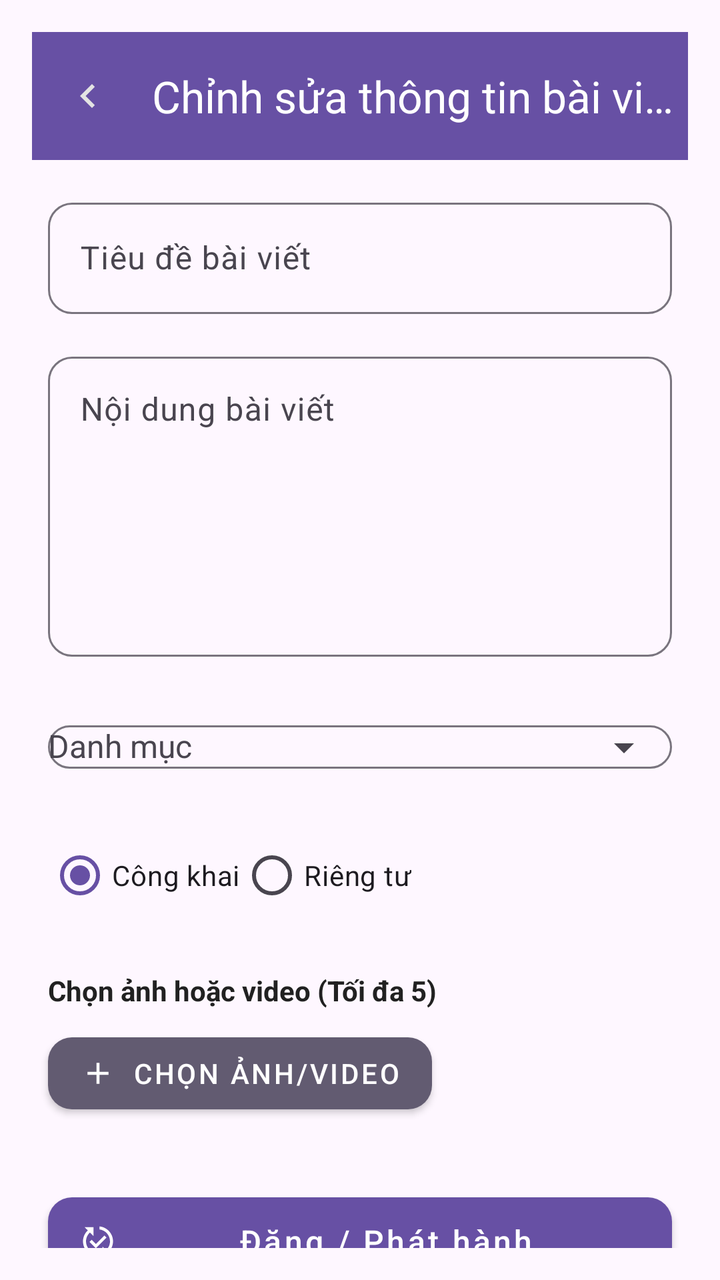
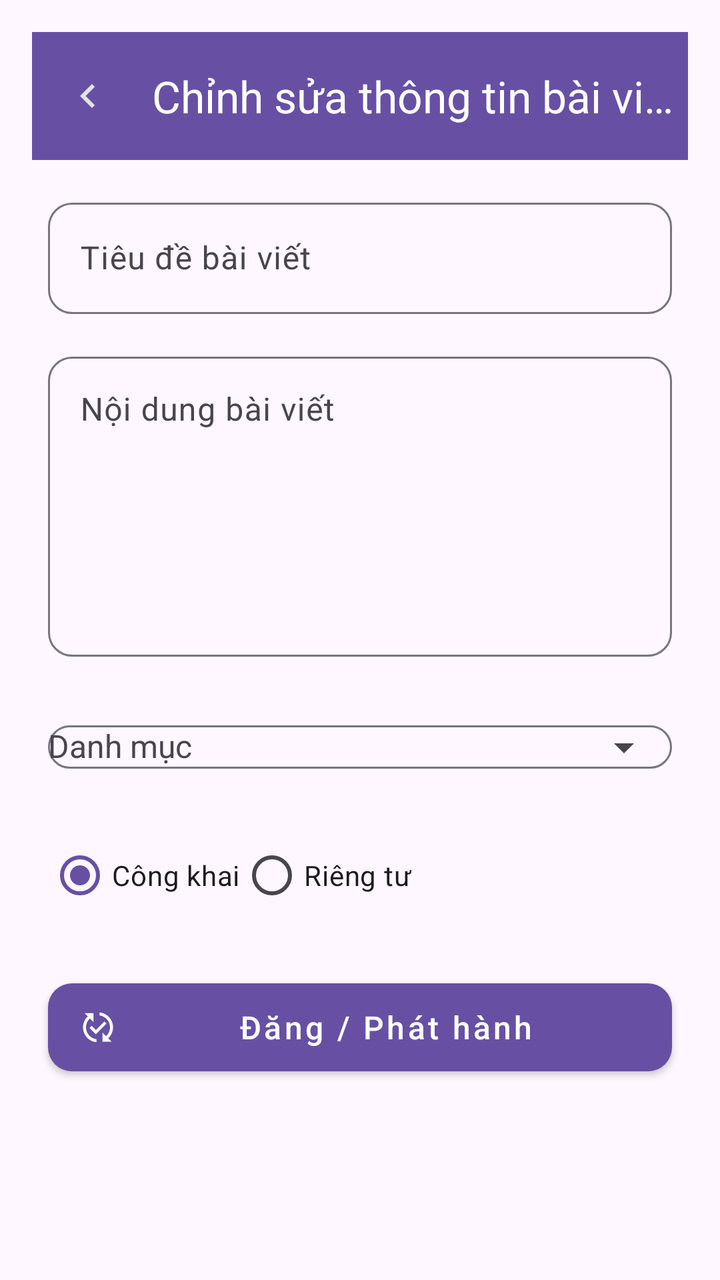

The first picture is an Android layout as it rendered before a commit; the second is the same layout after the commit. The layout source and the unified diff follow.
<!-- AndroidManifest.xml: application theme Theme.Lifetipsui -->
<!-- res/layout/activity_edit_post.xml -->
<?xml version="1.0" encoding="utf-8"?>
<androidx.core.widget.NestedScrollView xmlns:android="http://schemas.android.com/apk/res/android"
    xmlns:app="http://schemas.android.com/apk/res-auto"
    xmlns:tools="http://schemas.android.com/tools"
    android:layout_width="match_parent"
    android:layout_height="match_parent"
    android:background="?attr/colorSurface"
    android:fillViewport="true"
    android:padding="16dp"
    tools:context=".controller_ui.EditPostActivity">

    <androidx.constraintlayout.widget.ConstraintLayout
        android:layout_width="match_parent"
        android:layout_height="wrap_content">

        
        <com.google.android.material.appbar.MaterialToolbar
            android:id="@+id/topAppBar"
            android:layout_width="0dp"
            android:layout_height="?attr/actionBarSize"
            android:background="?attr/colorPrimary"
            app:title="Chỉnh sửa thông tin bài viết"
            app:titleTextColor="?attr/colorOnPrimary"
            app:navigationIcon="@drawable/ic_chevron_left"
            app:navigationContentDescription="Quay lại"
            app:elevation="4dp"
            app:layout_constraintTop_toTopOf="parent"
            app:layout_constraintStart_toStartOf="parent"
            app:layout_constraintEnd_toEndOf="parent" />

        
        <com.google.android.material.textfield.TextInputLayout
            android:id="@+id/titleInputLayout"
            android:layout_width="0dp"
            android:layout_height="wrap_content"
            android:layout_marginTop="16dp"
            android:layout_marginHorizontal="8dp"
            android:hint="Tiêu đề bài viết"
            app:boxBackgroundMode="outline"
            app:boxCornerRadiusTopStart="12dp"
            app:boxCornerRadiusTopEnd="12dp"
            app:boxCornerRadiusBottomStart="12dp"
            app:boxCornerRadiusBottomEnd="12dp"
            app:layout_constraintTop_toBottomOf="@id/topAppBar"
            app:layout_constraintStart_toStartOf="parent"
            app:layout_constraintEnd_toEndOf="parent">

            <com.google.android.material.textfield.TextInputEditText
                android:id="@+id/editTitle"
                android:layout_width="match_parent"
                android:layout_height="wrap_content"
                android:textColor="#212121"
                android:textSize="16sp"
                android:inputType="textCapSentences"
                android:contentDescription="Nhập tiêu đề bài viết" />
        </com.google.android.material.textfield.TextInputLayout>

        
        <com.google.android.material.textfield.TextInputLayout
            android:id="@+id/contentInputLayout"
            android:layout_width="0dp"
            android:layout_height="wrap_content"
            android:layout_marginTop="16dp"
            android:layout_marginHorizontal="8dp"
            android:hint="Nội dung bài viết"
            app:boxBackgroundMode="outline"
            app:boxCornerRadiusTopStart="12dp"
            app:boxCornerRadiusTopEnd="12dp"
            app:boxCornerRadiusBottomStart="12dp"
            app:boxCornerRadiusBottomEnd="12dp"
            app:layout_constraintTop_toBottomOf="@id/titleInputLayout"
            app:layout_constraintStart_toStartOf="parent"
            app:layout_constraintEnd_toEndOf="parent">

            <com.google.android.material.textfield.TextInputEditText
                android:id="@+id/editContent"
                android:layout_width="match_parent"
                android:layout_height="150dp"
                android:minLines="6"
                android:gravity="top"
                android:textColor="#212121"
                android:textSize="16sp"
                android:inputType="textMultiLine|textCapSentences"
                android:contentDescription="Nhập nội dung bài viết" />
        </com.google.android.material.textfield.TextInputLayout>

        
        <com.google.android.material.textfield.TextInputLayout
            android:id="@+id/categoryInputLayout"
            android:layout_width="0dp"
            android:layout_height="wrap_content"
            android:layout_marginTop="16dp"
            android:layout_marginHorizontal="8dp"
            android:hint="Danh mục"
            app:boxBackgroundMode="outline"
            app:boxCornerRadiusTopStart="12dp"
            app:boxCornerRadiusTopEnd="12dp"
            app:boxCornerRadiusBottomStart="12dp"
            app:boxCornerRadiusBottomEnd="12dp"
            app:endIconMode="dropdown_menu"
            app:layout_constraintTop_toBottomOf="@id/contentInputLayout"
            app:layout_constraintStart_toStartOf="parent"
            app:layout_constraintEnd_toEndOf="parent">

            <com.google.android.material.textfield.MaterialAutoCompleteTextView
                android:id="@+id/editCategory"
                android:layout_width="match_parent"
                android:layout_height="wrap_content"
                android:textColor="#212121"
                android:textSize="16sp"
                android:inputType="none"
                android:contentDescription="Chọn danh mục bài viết" />
        </com.google.android.material.textfield.TextInputLayout>

        
        <RadioGroup
            android:id="@+id/privacyRadioGroup"
            android:layout_width="0dp"
            android:layout_height="wrap_content"
            android:layout_marginTop="16dp"
            android:layout_marginHorizontal="8dp"
            android:orientation="horizontal"
            app:layout_constraintTop_toBottomOf="@id/categoryInputLayout"
            app:layout_constraintStart_toStartOf="parent"
            app:layout_constraintEnd_toEndOf="parent">

            <RadioButton
                android:id="@+id/radioPublic"
                android:layout_width="wrap_content"
                android:layout_height="wrap_content"
                android:text="Công khai"
                android:contentDescription="Chọn chế độ Công khai"
                android:checked="true"
                android:tag="0" />

            <RadioButton
                android:id="@+id/radioPrivate"
                android:layout_width="wrap_content"
                android:layout_height="wrap_content"
                android:text="Riêng tư"
                android:contentDescription="Chọn chế độ Riêng tư"
                android:tag="1" />
        </RadioGroup>

        
        <TextView
            android:id="@+id/mediaLabel"
            android:layout_width="wrap_content"
            android:layout_height="wrap_content"
            android:layout_marginTop="24dp"
            android:layout_marginHorizontal="8dp"
            android:text="Chọn ảnh hoặc video (Tối đa 5)"
            android:textStyle="bold"
            android:textColor="#212121"
            android:textSize="14sp"
            app:layout_constraintTop_toBottomOf="@id/privacyRadioGroup"
            app:layout_constraintStart_toStartOf="parent" />

        
        <com.google.android.material.button.MaterialButton
            android:id="@+id/btnSelectMedia"
            style="@style/Widget.MaterialComponents.Button"
            android:layout_width="wrap_content"
            android:layout_height="wrap_content"
            android:layout_marginTop="8dp"
            android:layout_marginHorizontal="8dp"
            android:text="Chọn ảnh/video"
            android:contentDescription="Chọn ảnh hoặc video"
            app:icon="@drawable/ic_add"
            app:backgroundTint="?attr/colorSecondary"
            app:cornerRadius="12dp"
            app:layout_constraintTop_toBottomOf="@id/mediaLabel"
            app:layout_constraintStart_toStartOf="parent" />

        
        <androidx.recyclerview.widget.RecyclerView
            android:id="@+id/mediaRecyclerView"
            android:layout_width="0dp"
            android:layout_height="wrap_content"
            android:layout_marginTop="8dp"
            android:layout_marginHorizontal="8dp"
            android:clipToPadding="false"
            app:layoutManager="androidx.recyclerview.widget.LinearLayoutManager"
            app:layout_constraintTop_toBottomOf="@id/btnSelectMedia"
            app:layout_constraintStart_toStartOf="parent"
            app:layout_constraintEnd_toEndOf="parent"
            tools:listitem="@layout/item_media_preview" />

        
        <com.google.android.material.button.MaterialButton
            android:id="@+id/btnPost"
            style="@style/Widget.MaterialComponents.Button"
            android:layout_width="0dp"
            android:layout_height="56dp"
            android:layout_marginTop="24dp"
            android:layout_marginHorizontal="8dp"
            android:layout_marginBottom="16dp"
            android:text="Đăng / Phát hành"
            android:textAllCaps="false"
            android:textSize="16sp"
            android:textColor="?attr/colorOnPrimary"
            android:contentDescription="Đăng bài viết"
            app:backgroundTint="?attr/colorPrimary"
            app:icon="@drawable/ic_published"
            app:iconPadding="8dp"
            app:iconTint="?attr/colorOnPrimary"
            app:cornerRadius="12dp"
            app:layout_constraintTop_toBottomOf="@id/mediaRecyclerView"
            app:layout_constraintStart_toStartOf="parent"
            app:layout_constraintEnd_toEndOf="parent" />

    </androidx.constraintlayout.widget.ConstraintLayout>
</androidx.core.widget.NestedScrollView>
<!-- res/layout/item_media_preview.xml (included above) -->
<?xml version="1.0" encoding="utf-8"?>
<FrameLayout xmlns:android="http://schemas.android.com/apk/res/android"
    android:layout_width="100dp"
    android:layout_height="100dp"
    android:layout_margin="8dp">

    <ImageView
        android:id="@+id/mediaImage"
        android:layout_width="match_parent"
        android:layout_height="match_parent"
        android:scaleType="centerCrop"
        android:contentDescription="Ảnh hoặc video đã chọn" />
</FrameLayout>
<!-- resources referenced by this layout -->
<resources>
  <!-- drawable ic_add (drawable) -->
  <vector xmlns:android="http://schemas.android.com/apk/res/android"
      android:width="24dp"
      android:height="24dp"
      android:viewportWidth="24"
      android:viewportHeight="24">
    <path
        android:pathData="M19,13h-6v6h-2v-6H5v-2h6V5h2v6h6v2z"
        android:fillColor="#e3e3e3"/>
  </vector>
  <!-- drawable ic_chevron_left (drawable) -->
  <vector xmlns:android="http://schemas.android.com/apk/res/android"
      android:width="24dp"
      android:height="24dp"
      android:viewportWidth="24"
      android:viewportHeight="24">
    <path
        android:pathData="M15.41,7.41L14,6l-6,6 6,6 1.41,-1.41L10.83,12z"
        android:fillColor="#e3e3e3"/>
  </vector>
  <!-- drawable ic_published (drawable) -->
  <vector xmlns:android="http://schemas.android.com/apk/res/android"
      android:width="24dp"
      android:height="24dp"
      android:viewportWidth="24"
      android:viewportHeight="24">
    <path
        android:pathData="M17.66,9.53l-7.07,7.07l-4.24,-4.24l1.41,-1.41l2.83,2.83l5.66,-5.66L17.66,9.53zM4,12c0,-2.33 1.02,-4.42 2.62,-5.88L9,8.5v-6H3l2.2,2.2C3.24,6.52 2,9.11 2,12c0,5.19 3.95,9.45 9,9.95v-2.02C7.06,19.44 4,16.07 4,12zM22,12c0,-5.19 -3.95,-9.45 -9,-9.95v2.02c3.94,0.49 7,3.86 7,7.93c0,2.33 -1.02,4.42 -2.62,5.88L15,15.5v6h6l-2.2,-2.2C20.76,17.48 22,14.89 22,12z"
        android:fillColor="#e3e3e3"/>
  </vector>
  <style name="Theme.Lifetipsui" parent="Base.Theme.Lifetipsui" />
  <style name="Base.Theme.Lifetipsui" parent="Theme.Material3.DayNight.NoActionBar">
          
          
      </style>
</resources>

<!-- the commit's change to res/layout/activity_edit_post.xml (unified diff, before → after) -->
@@ -143,50 +143,6 @@
         </RadioGroup>
 
         
-        <TextView
-            android:id="@+id/mediaLabel"
-            android:layout_width="wrap_content"
-            android:layout_height="wrap_content"
-            android:layout_marginTop="24dp"
-            android:layout_marginHorizontal="8dp"
-            android:text="Chọn ảnh hoặc video (Tối đa 5)"
-            android:textStyle="bold"
-            android:textColor="#212121"
-            android:textSize="14sp"
-            app:layout_constraintTop_toBottomOf="@id/privacyRadioGroup"
-            app:layout_constraintStart_toStartOf="parent" />
-
-        
-        <com.google.android.material.button.MaterialButton
-            android:id="@+id/btnSelectMedia"
-            style="@style/Widget.MaterialComponents.Button"
-            android:layout_width="wrap_content"
-            android:layout_height="wrap_content"
-            android:layout_marginTop="8dp"
-            android:layout_marginHorizontal="8dp"
-            android:text="Chọn ảnh/video"
-            android:contentDescription="Chọn ảnh hoặc video"
-            app:icon="@drawable/ic_add"
-            app:backgroundTint="?attr/colorSecondary"
-            app:cornerRadius="12dp"
-            app:layout_constraintTop_toBottomOf="@id/mediaLabel"
-            app:layout_constraintStart_toStartOf="parent" />
-
-        
-        <androidx.recyclerview.widget.RecyclerView
-            android:id="@+id/mediaRecyclerView"
-            android:layout_width="0dp"
-            android:layout_height="wrap_content"
-            android:layout_marginTop="8dp"
-            android:layout_marginHorizontal="8dp"
-            android:clipToPadding="false"
-            app:layoutManager="androidx.recyclerview.widget.LinearLayoutManager"
-            app:layout_constraintTop_toBottomOf="@id/btnSelectMedia"
-            app:layout_constraintStart_toStartOf="parent"
-            app:layout_constraintEnd_toEndOf="parent"
-            tools:listitem="@layout/item_media_preview" />
-
-        
         <com.google.android.material.button.MaterialButton
             android:id="@+id/btnPost"
             style="@style/Widget.MaterialComponents.Button"
@@ -205,23 +161,9 @@
             app:iconPadding="8dp"
             app:iconTint="?attr/colorOnPrimary"
             app:cornerRadius="12dp"
-            app:layout_constraintTop_toBottomOf="@id/mediaRecyclerView"
+            app:layout_constraintTop_toBottomOf="@id/privacyRadioGroup"
             app:layout_constraintStart_toStartOf="parent"
             app:layout_constraintEnd_toEndOf="parent" />
 
     </androidx.constraintlayout.widget.ConstraintLayout>
 </androidx.core.widget.NestedScrollView>
-<!-- res/layout/item_media_preview.xml (included above) -->
-<?xml version="1.0" encoding="utf-8"?>
-<FrameLayout xmlns:android="http://schemas.android.com/apk/res/android"
-    android:layout_width="100dp"
-    android:layout_height="100dp"
-    android:layout_margin="8dp">
-
-    <ImageView
-        android:id="@+id/mediaImage"
-        android:layout_width="match_parent"
-        android:layout_height="match_parent"
-        android:scaleType="centerCrop"
-        android:contentDescription="Ảnh hoặc video đã chọn" />
-</FrameLayout>
<!-- resource entries referenced after the edit -->
@@ -1,15 +1,5 @@
 <!-- resources referenced by this layout -->
 <resources>
-  <!-- drawable ic_add (drawable) -->
-  <vector xmlns:android="http://schemas.android.com/apk/res/android"
-      android:width="24dp"
-      android:height="24dp"
-      android:viewportWidth="24"
-      android:viewportHeight="24">
-    <path
-        android:pathData="M19,13h-6v6h-2v-6H5v-2h6V5h2v6h6v2z"
-        android:fillColor="#e3e3e3"/>
-  </vector>
   <!-- drawable ic_chevron_left (drawable) -->
   <vector xmlns:android="http://schemas.android.com/apk/res/android"
       android:width="24dp"
